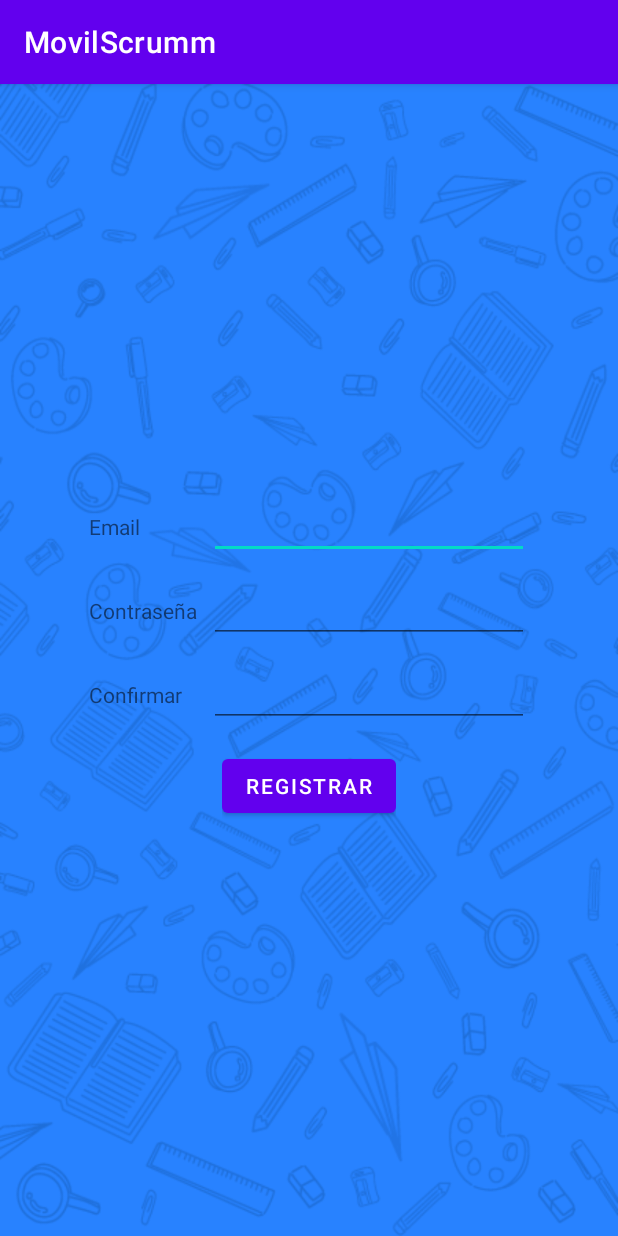
After one commit to patman89/MovilScrum, an Android app: the Register screen opened directly, with no data from a screen before it, on a phone screen of 412 x 824 dp. The commit adds this screen. Run offline under Robolectric (Android 15) with nearby library versions, the phone set to English and light mode, and no system bars.

Commit message:
Creacion interfaz login y registro

```diff
--- /dev/null
+++ b/app/src/main/java/com/example/movilscrumm/Register.java
@@ -0,0 +1,14 @@
+package com.example.movilscrumm;
+
+import androidx.appcompat.app.AppCompatActivity;
+
+import android.os.Bundle;
+
+public class Register extends AppCompatActivity {
+
+    @Override
+    protected void onCreate(Bundle savedInstanceState) {
+        super.onCreate(savedInstanceState);
+        setContentView(R.layout.activity_register);
+    }
+}
--- a/app/src/main/res/layout/activity_home.xml
+++ b/app/src/main/res/layout/activity_home.xml
@@ -66,7 +66,7 @@
             android:layout_margin="10dp"
             android:background="@drawable/round_btn"
             android:fontFamily="@font/patrick_hand"
-            android:text="@string/btn_login_text"
+            android:text="@string/btn_enter_text"
             android:textColor="@color/white"
             android:textSize="20sp" />
     </LinearLayout>
--- /dev/null
+++ b/app/src/main/res/layout/activity_register.xml
@@ -0,0 +1,94 @@
+<?xml version="1.0" encoding="utf-8"?>
+<androidx.constraintlayout.widget.ConstraintLayout xmlns:android="http://schemas.android.com/apk/res/android"
+    xmlns:app="http://schemas.android.com/apk/res-auto"
+    xmlns:tools="http://schemas.android.com/tools"
+    android:layout_width="match_parent"
+    android:layout_height="match_parent"
+    tools:context=".Register"
+    android:background="@drawable/fondo">
+
+    <LinearLayout
+        android:layout_width="match_parent"
+        android:layout_height="match_parent"
+        android:orientation="vertical"
+        android:gravity="center">
+
+        <LinearLayout
+            android:layout_width="wrap_content"
+            android:layout_height="wrap_content"
+            android:padding="5dp"
+            android:orientation="horizontal">
+
+            <TextView
+                android:id="@+id/titleEmail"
+                android:layout_width="80dp"
+                android:layout_height="wrap_content"
+                android:text="@string/title_email" />
+
+            <EditText
+                android:id="@+id/email"
+                android:layout_width="wrap_content"
+                android:layout_height="wrap_content"
+                android:ems="10"
+                android:inputType="textPersonName"
+                android:text="" />
+        </LinearLayout>
+
+        <LinearLayout
+            android:layout_width="wrap_content"
+            android:layout_height="wrap_content"
+            android:padding="5dp"
+            android:orientation="horizontal">
+
+            <TextView
+                android:id="@+id/titlePassword"
+                android:layout_width="80dp"
+                android:layout_height="wrap_content"
+                android:text="@string/title_password" />
+
+            <EditText
+                android:id="@+id/password"
+                android:layout_width="wrap_content"
+                android:layout_height="wrap_content"
+                android:ems="10"
+                android:inputType="textPersonName"
+                android:text="" />
+        </LinearLayout>
+
+        <LinearLayout
+            android:layout_width="wrap_content"
+            android:layout_height="wrap_content"
+            android:padding="5dp"
+            android:orientation="horizontal">
+
+            <TextView
+                android:id="@+id/titleConfirmPassword"
+                android:layout_width="80dp"
+                android:layout_height="wrap_content"
+                android:text="@string/title_confirm_password" />
+
+            <EditText
+                android:id="@+id/confirmPassword"
+                android:layout_width="wrap_content"
+                android:layout_height="wrap_content"
+                android:ems="10"
+                android:inputType="textPersonName"
+                android:text="" />
+
+        </LinearLayout>
+
+        <LinearLayout
+            android:layout_width="wrap_content"
+            android:layout_height="wrap_content"
+            android:padding="10dp"
+            android:orientation="horizontal">
+
+            <Button
+                android:id="@+id/btnRegister"
+                android:layout_width="wrap_content"
+                android:layout_height="wrap_content"
+                android:text="@string/btn_register_text" />
+        </LinearLayout>
+    </LinearLayout>
+
+</androidx.constraintlayout.widget.ConstraintLayout>
--- a/app/src/main/res/layout/product_list_template.xml
+++ b/app/src/main/res/layout/product_list_template.xml
@@ -39,7 +39,7 @@
             android:layout_width="120dp"
             android:layout_height="50dp"
             android:layout_margin="10dp"
-            android:text="@string/btnInfoProduct"
+            android:text="@string/btn_info_product"
             android:background="@drawable/round_btn"
             android:fontFamily="@font/patrick_hand"
             android:textColor="@color/white"
```
Also changed, not shown: app/src/main/AndroidManifest.xml (+14 -0 lines), app/src/main/java/com/example/movilscrumm/Login.java (added, +14 -0 lines), app/src/main/res/layout/activity_add_product_form.xml (+4 -4 lines), app/src/main/res/layout/activity_login.xml (added, +90 -0 lines), app/src/main/res/values/strings.xml (+15 -6 lines).
